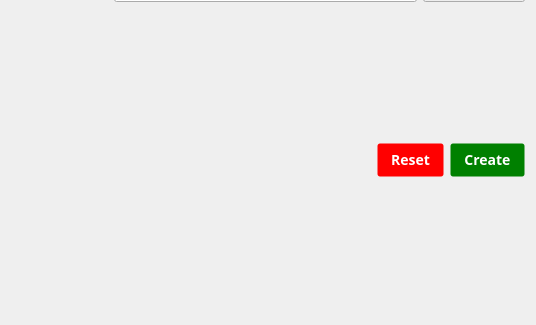
Above: projectsmenu.ui from Notidman/Dollar before the change; both pictures show x 0 to 536 and y 231 to 556 of the 536 by 556 pixel window. Below: the same form after it.
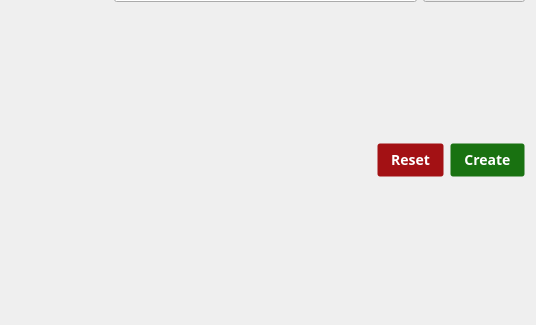
That is the form after the change.

The edit to the form file:
```diff
--- a/projectsmenu.ui
+++ b/projectsmenu.ui
@@ -112,7 +112,7 @@
 font-weight: 500;
 text-decoration: none;
 color: #fff;
-background-color: red;</string>
+background-color:  #a31114;</string>
        </property>
        <property name="text">
         <string>Reset</string>
@@ -132,7 +132,7 @@
 font-weight: 500;
 text-decoration: none;
 color: #fff;
-background-color: green;</string>
+background-color: #197211;</string>
        </property>
        <property name="text">
         <string>Create</string>
```
